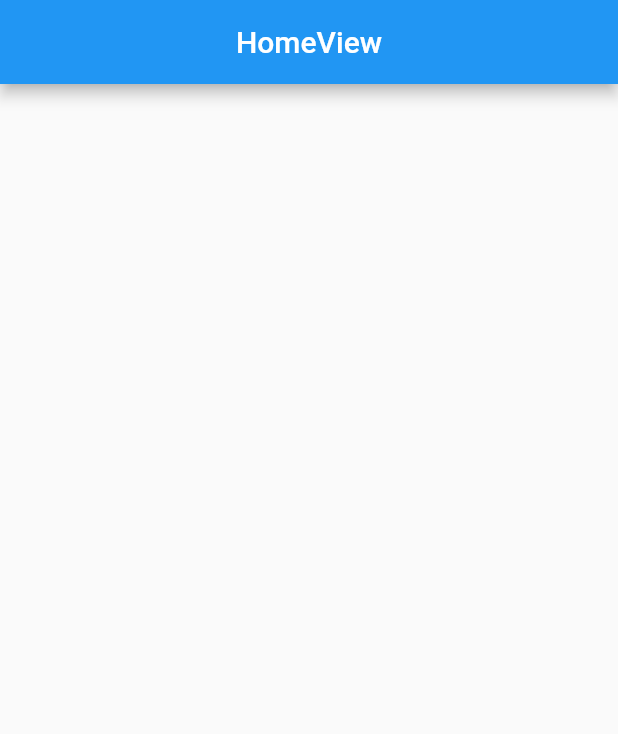
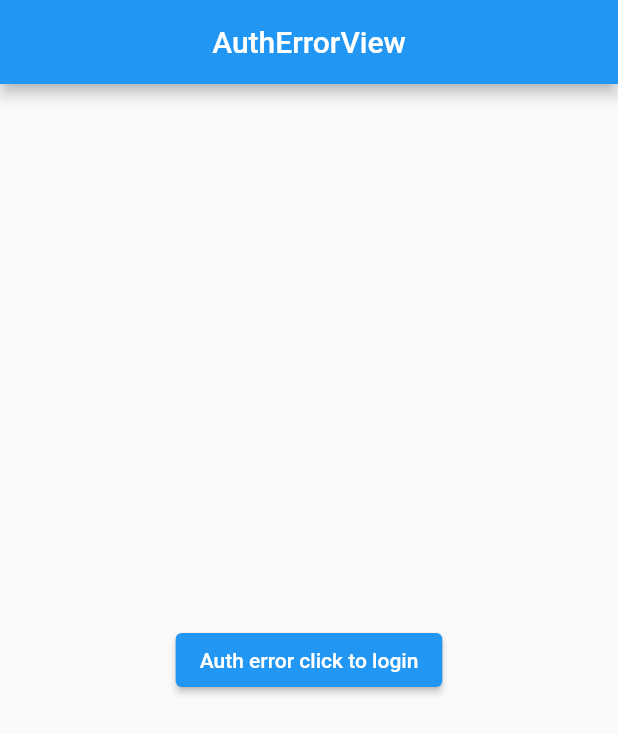
Before and after one commit to chartchuo/getx_tutorial, a Flutter app: the screen it shows after launch, after a tap on "Goto /Home", on a phone screen of 412 x 824 dp. Shown: the top 734 px of the screen. Run offline on Flutter 3.47's test engine with Material 2 defaults, Android fonts, the phone set to English and light mode, and no system bars; our stand-ins replace get.

Commit message:
auth service

```diff
--- a/lib/app/bindings/app_bindings.dart
+++ b/lib/app/bindings/app_bindings.dart
@@ -1,16 +1,14 @@
 import 'package:get/get.dart';
 import 'package:getx_tutorial/app/controllers/app_controller.dart';
 import 'package:getx_tutorial/app/data/providers/api_provider.dart';
+import 'package:getx_tutorial/app/services/auth_service.dart';
 
 class AppBinding extends Bindings {
   @override
   void dependencies() {
-    Get.put<AppController>(
-      AppController(),
-    );
+    Get.put<AppController>(AppController());
+    Get.put<ApiProvider>(ApiProvider());
 
-    Get.lazyPut<ApiProvider>(
-      () => ApiProvider(),
-    );
+    Get.put<AuthService>(AuthService());
   }
 }
--- /dev/null
+++ b/lib/app/middlewares/auth_middleware.dart
@@ -0,0 +1,17 @@
+import 'package:flutter/material.dart';
+import 'package:get/get.dart';
+import 'package:getx_tutorial/app/routes/app_pages.dart';
+import 'package:getx_tutorial/app/services/auth_service.dart';
+
+class AuthMiddleware extends GetMiddleware {
+  @override
+  RouteSettings? redirect(String? route) {
+    final authService = Get.find<AuthService>();
+
+    if (authService.authed) {
+      return null;
+    } else {
+      return const RouteSettings(name: Routes.AUTH_ERROR);
+    }
+  }
+}
--- /dev/null
+++ b/lib/app/modules/login/auth_error/bindings/auth_error_binding.dart
@@ -0,0 +1,12 @@
+import 'package:get/get.dart';
+
+import '../controllers/auth_error_controller.dart';
+
+class AuthErrorBinding extends Bindings {
+  @override
+  void dependencies() {
+    Get.lazyPut<AuthErrorController>(
+      () => AuthErrorController(),
+    );
+  }
+}
--- /dev/null
+++ b/lib/app/modules/login/auth_error/views/auth_error_view.dart
@@ -0,0 +1,24 @@
+import 'package:flutter/material.dart';
+import 'package:get/get.dart';
+import 'package:getx_tutorial/app/routes/app_pages.dart';
+
+import '../controllers/auth_error_controller.dart';
+
+class AuthErrorView extends GetView<AuthErrorController> {
+  const AuthErrorView({Key? key}) : super(key: key);
+  @override
+  Widget build(BuildContext context) {
+    return Scaffold(
+      appBar: AppBar(
+        automaticallyImplyLeading: false,
+        title: const Text('AuthErrorView'),
+        centerTitle: true,
+      ),
+      body: Center(
+        child: ElevatedButton(
+            onPressed: () => Get.offAllNamed(Routes.LOGIN),
+            child: const Text('Auth error click to login')),
+      ),
+    );
+  }
+}
--- a/lib/app/modules/login/views/login_view.dart
+++ b/lib/app/modules/login/views/login_view.dart
@@ -1,6 +1,7 @@
 import 'package:flutter/material.dart';
 import 'package:get/get.dart';
 import 'package:getx_tutorial/app/routes/app_pages.dart';
+import 'package:getx_tutorial/app/services/auth_service.dart';
 
 import '../controllers/login_controller.dart';
 
@@ -21,14 +22,20 @@ class LoginView extends GetView<LoginController> {
                 onPressed: () => controller.updateUsername('New Username'),
                 child: const Text('update username')),
             ElevatedButton(
-                onPressed: () => Get.offAllNamed(Routes.HOME),
+                onPressed: () => Get.toNamed(Routes.HOME),
                 child: const Text('Goto /Home')),
             ElevatedButton(
                 onPressed: () => Get.toNamed(Routes.DETAIL),
                 child: const Text('Goto Home/Detail')),
             ElevatedButton(
-                onPressed: () => Get.offAllNamed(Routes.CLOCK),
+                onPressed: () => Get.toNamed(Routes.CLOCK),
                 child: const Text('Goto Clock')),
+            ElevatedButton(
+                onPressed: () => Get.find<AuthService>().login(),
+                child: const Text('Login')),
+            ElevatedButton(
+                onPressed: () => Get.find<AuthService>().logout(),
+                child: const Text('Logout')),
           ],
         ),
       ),
--- a/lib/app/routes/app_pages.dart
+++ b/lib/app/routes/app_pages.dart
@@ -1,11 +1,14 @@
 import 'package:get/get.dart';
 
+import '../middlewares/auth_middleware.dart';
 import '../modules/clock/bindings/clock_binding.dart';
 import '../modules/clock/views/clock_view.dart';
 import '../modules/home/bindings/home_binding.dart';
 import '../modules/home/detail/bindings/detail_binding.dart';
 import '../modules/home/detail/views/detail_view.dart';
 import '../modules/home/views/home_view.dart';
+import '../modules/login/auth_error/bindings/auth_error_binding.dart';
+import '../modules/login/auth_error/views/auth_error_view.dart';
 import '../modules/login/bindings/login_binding.dart';
 import '../modules/login/views/login_view.dart';
 import '../modules/simple/views/simple_view.dart';
@@ -22,6 +25,9 @@ class AppPages {
       name: _Paths.HOME,
       page: () => const HomeView(),
       binding: HomeBinding(),
+      middlewares: [
+        AuthMiddleware(),
+      ],
       children: [
         GetPage(
           name: _Paths.DETAIL,
@@ -34,6 +40,13 @@ class AppPages {
       name: _Paths.LOGIN,
       page: () => const LoginView(),
       binding: LoginBinding(),
+      children: [
+        GetPage(
+          name: _Paths.AUTH_ERROR,
+          page: () => const AuthErrorView(),
+          binding: AuthErrorBinding(),
+        ),
+      ],
     ),
     GetPage(
       name: _Paths.SIMPLE,
--- a/lib/app/routes/app_routes.dart
+++ b/lib/app/routes/app_routes.dart
@@ -8,6 +8,7 @@ abstract class Routes {
   static const DETAIL = _Paths.HOME + _Paths.DETAIL;
   static const SIMPLE = _Paths.SIMPLE;
   static const CLOCK = _Paths.CLOCK;
+  static const AUTH_ERROR = _Paths.LOGIN + _Paths.AUTH_ERROR;
 }
 
 abstract class _Paths {
@@ -17,4 +18,5 @@ abstract class _Paths {
   static const DETAIL = '/detail';
   static const SIMPLE = '/simple';
   static const CLOCK = '/clock';
+  static const AUTH_ERROR = '/auth-error';
 }
```
Also changed, not shown: lib/app/modules/login/auth_error/controllers/auth_error_controller.dart (added, +23 -0 lines), lib/app/services/auth_service.dart (added, +16 -0 lines).
